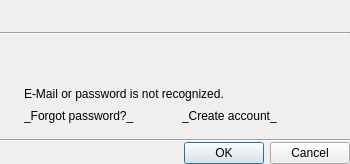
The window that client/libclient/src/ui/dialogs/link_to_cloud_dialog.ui (networkoptix/nx_open) describes before a commit, drawn with Qt 5.
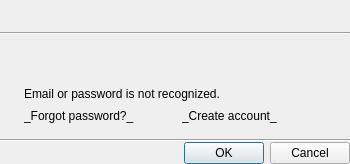
The same window after the commit. Custom widgets are drawn as their Qt base class.

Commit message:
VMS-3178: "Email" should have only one spelling
<==== Mercurial data ====>
Branch: dev_3.0.0_gui

Diff of the .ui file:
```diff
--- a/client/libclient/src/ui/dialogs/link_to_cloud_dialog.ui
+++ b/client/libclient/src/ui/dialogs/link_to_cloud_dialog.ui
@@ -76,7 +76,7 @@
       <item row="2" column="1">
        <widget class="QLabel" name="invalidCredentialsLabel">
         <property name="text">
-         <string>E-Mail or password is not recognized.</string>
+         <string>Email or password is not recognized.</string>
         </property>
        </widget>
       </item>
```
The commit also changes 11 other files.
